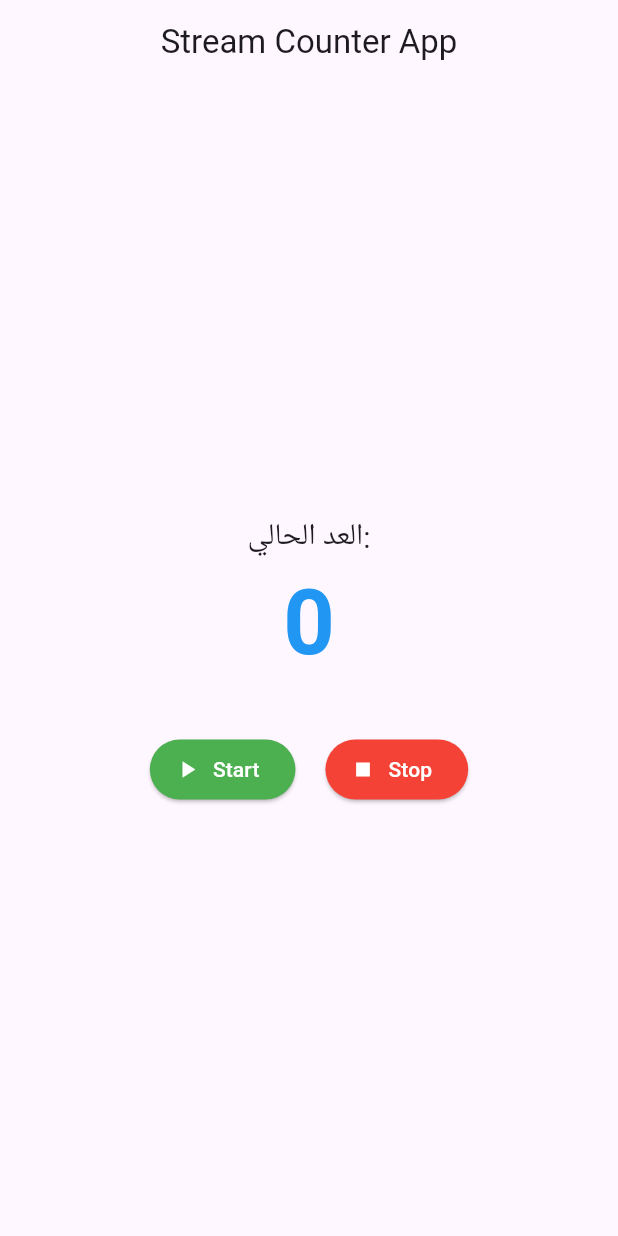
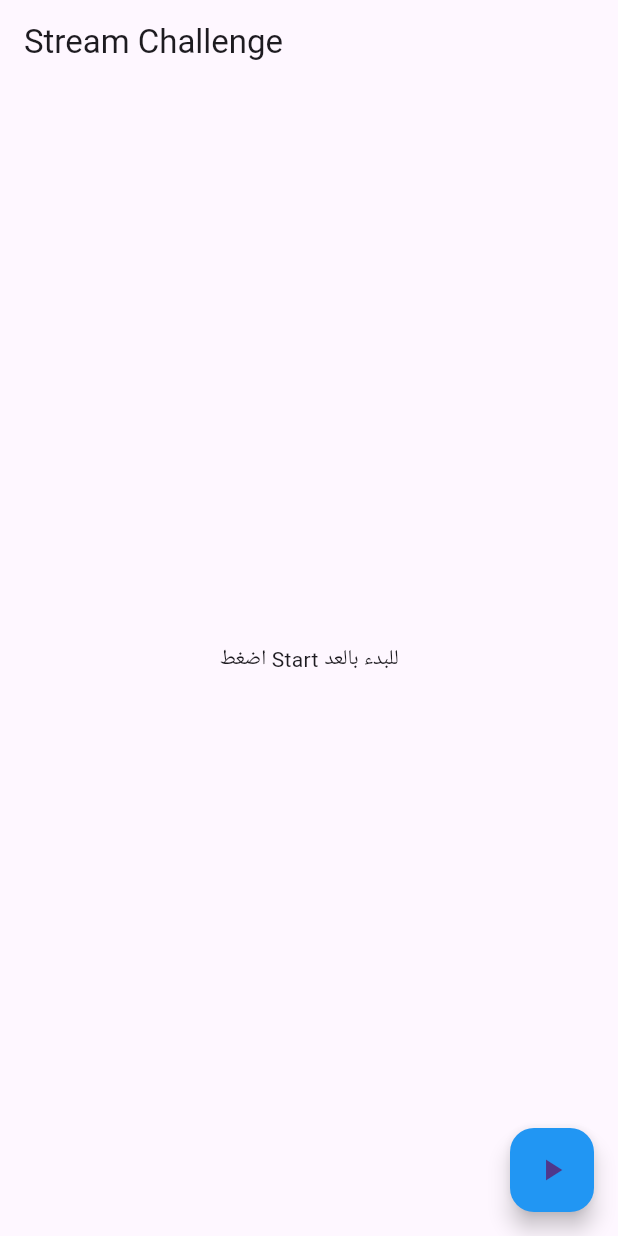
Before and after one commit to HossamEzzat/strem_counter, a Flutter app: the screen it shows after launch, on a phone screen of 412 x 824 dp. Run offline on Flutter 3.47's test engine with Material 3 defaults, Android fonts, the phone set to English and light mode, and no system bars.

Commit message:
Refactor: Overhaul Stream implementation for challenge
- Replace the simple stream counter with a new "Stream Challenge" page.
- The new implementation counts from 1 to 10.
- Introduces an intentional error when the count reaches 7.
- Automatically closes the stream after counting to 10.
- Updates the UI (`StreamBuilder`) to handle data, error, and done states explicitly.
- Replaces start/stop buttons with a single FloatingActionButton to initiate the challenge.

```diff
--- a/lib/main.dart
+++ b/lib/main.dart
@@ -2,125 +2,111 @@ import 'dart:async';
 
 import 'package:flutter/material.dart';
 
-void main() {
-  runApp(const MyApp());
+void main() => runApp(const MaterialApp(home: StreamChallengePage()));
+
+class StreamChallengePage extends StatefulWidget {
+  const StreamChallengePage({super.key});
+
+  @override
+  State<StreamChallengePage> createState() => _StreamChallengePageState();
 }
 
-class MyApp extends StatelessWidget {
-  const MyApp({super.key});
+class _StreamChallengePageState extends State<StreamChallengePage> {
+  // تعريف الـ Controller والعداد
+  StreamController<int> _controller = StreamController<int>();
+  bool _isRunning = false;
 
-  @override
-  Widget build(BuildContext context) {
-    return MaterialApp(
-      debugShowCheckedModeBanner: false,
-      title: 'Stream Counter GitHub',
-      theme: ThemeData(primarySwatch: Colors.blue),
-      home: const StreamCounterPage(),
-    );
-  }
-}
+  void startChallenge() async {
+    if (_isRunning) return; // منع البدء إذا كان يعمل بالفعل
 
-class StreamCounterPage extends StatefulWidget {
-  const StreamCounterPage({super.key});
+    setState(() {
+      _isRunning = true;
+      // إعادة إنشاء Controller جديد إذا كان القديم أُغلق
+      if (_controller.isClosed) {
+        _controller = StreamController<int>();
+      }
+    });
 
-  @override
-  State<StreamCounterPage> createState() => _StreamCounterPageState();
-}
+    for (int i = 1; i <= 10; i++) {
+      await Future.delayed(const Duration(seconds: 1));
 
-class _StreamCounterPageState extends State<StreamCounterPage> {
-  // 1. تعريف الـ StreamController لإدارة العداد
-  late StreamController<int> _counterController;
+      if (_controller.isClosed) break;
 
-  // تعريف المؤقت (Timer) والعداد
-  Timer? _timer;
-  int _counter = 0;
+      // التحدي 1: الخطأ عند رقم 7
+      if (i == 7) {
+        _controller.sink.addError("أوبس! خطأ عند رقم 7 ⚠️");
+      } else {
+        _controller.sink.add(i);
+      }
 
-  @override
-  void initState() {
-    super.initState();
-    // تهيئة الـ Controller
-    _counterController = StreamController<int>();
-  }
-
-  // دالة لبدء العداد
-  void _startCounter() {
-    // التأكد من عدم وجود تايمر يعمل حالياً
-    if (_timer != null && _timer!.isActive) return;
-
-    _timer = Timer.periodic(const Duration(seconds: 1), (timer) {
-      _counter++;
-      // إرسال الرقم الجديد داخل الـ Stream
-      _counterController.sink.add(_counter);
-    });
-  }
-
-  // دالة لإيقاف العداد
-  void _stopCounter() {
-    _timer?.cancel();
+      // التحدي 2: الإغلاق التلقائي عند رقم 10
+      if (i == 10) {
+        await _controller.close();
+        setState(() => _isRunning = false);
+      }
+    }
   }
 
   @override
   void dispose() {
-    // إغلاق الـ Stream والتايمر عند مسح الصفحة من الذاكرة (مهم جداً)
-    _timer?.cancel();
-    _counterController.close();
+    _controller.close();
     super.dispose();
   }
 
   @override
   Widget build(BuildContext context) {
     return Scaffold(
-      appBar: AppBar(
-        title: const Text('Stream Counter App'),
-        centerTitle: true,
+      appBar: AppBar(title: const Text("Stream Challenge")),
+      body: Center(
+        child: StreamBuilder<int>(
+          stream: _controller.stream,
+          builder: (context, snapshot) {
+            // ترتيب الحالات مهم جداً:
+
+            // 1. حالة الخطأ
+            if (snapshot.hasError) {
+              return Column(
+                mainAxisSize: MainAxisSize.min,
+                children: [
+                  Text(
+                    "${snapshot.error}",
+                    style: const TextStyle(color: Colors.red, fontSize: 22),
+                  ),
+                  const SizedBox(height: 20),
+                  ElevatedButton(
+                    onPressed: () => setState(() {}),
+                    child: const Text("إعادة"),
+                  ),
+                ],
+              );
+            }
+
+            // 2. حالة الانتهاء
+            if (snapshot.connectionState == ConnectionState.done) {
+              return const Text(
+                "تم العد لـ 10 واغلقنا الـ Stream ✅",
+                textAlign: TextAlign.center,
+                style: TextStyle(color: Colors.green, fontSize: 24),
+              );
+            }
+
+            // 3. حالة استقبال البيانات
+            if (snapshot.hasData) {
+              return Text(
+                "${snapshot.data}",
+                style: const TextStyle(fontSize: 90),
+              );
+            }
+
+            // 4. الحالة الابتدائية
+            return const Text("اضغط Start للبدء بالعد");
+          },
+        ),
       ),
-      body: Center(
-        child: Column(
-          mainAxisAlignment: MainAxisAlignment.center,
-          children: [
-            const Text('العد الحالي:', style: TextStyle(fontSize: 20)),
-            // 2. استخدام StreamBuilder للاستماع للبيانات وتحديث الواجهة تلقائياً
-            StreamBuilder<int>(
-              stream: _counterController.stream,
-              initialData: 0,
-              builder: (context, snapshot) {
-                return Text(
-                  '${snapshot.data}',
-                  style: const TextStyle(
-                    fontSize: 60,
-                    fontWeight: FontWeight.bold,
-                    color: Colors.blue,
-                  ),
-                );
-              },
-            ),
-            const SizedBox(height: 30),
-            Row(
-              mainAxisAlignment: MainAxisAlignment.center,
-              children: [
-                ElevatedButton.icon(
-                  onPressed: _startCounter,
-                  icon: const Icon(Icons.play_arrow),
-                  label: const Text('Start'),
-                  style: ElevatedButton.styleFrom(
-                    backgroundColor: Colors.green,
-                    foregroundColor: Colors.white,
-                  ),
-                ),
-                const SizedBox(width: 20),
-                ElevatedButton.icon(
-                  onPressed: _stopCounter,
-                  icon: const Icon(Icons.stop),
-                  label: const Text('Stop'),
-                  style: ElevatedButton.styleFrom(
-                    backgroundColor: Colors.red,
-                    foregroundColor: Colors.white,
-                  ),
-                ),
-              ],
-            ),
-          ],
-        ),
+      floatingActionButton: FloatingActionButton(
+        onPressed: _isRunning ? null : startChallenge,
+        backgroundColor: _isRunning ? Colors.grey : Colors.blue,
+        child: const Icon(Icons.play_arrow),
       ),
     );
   }
```
